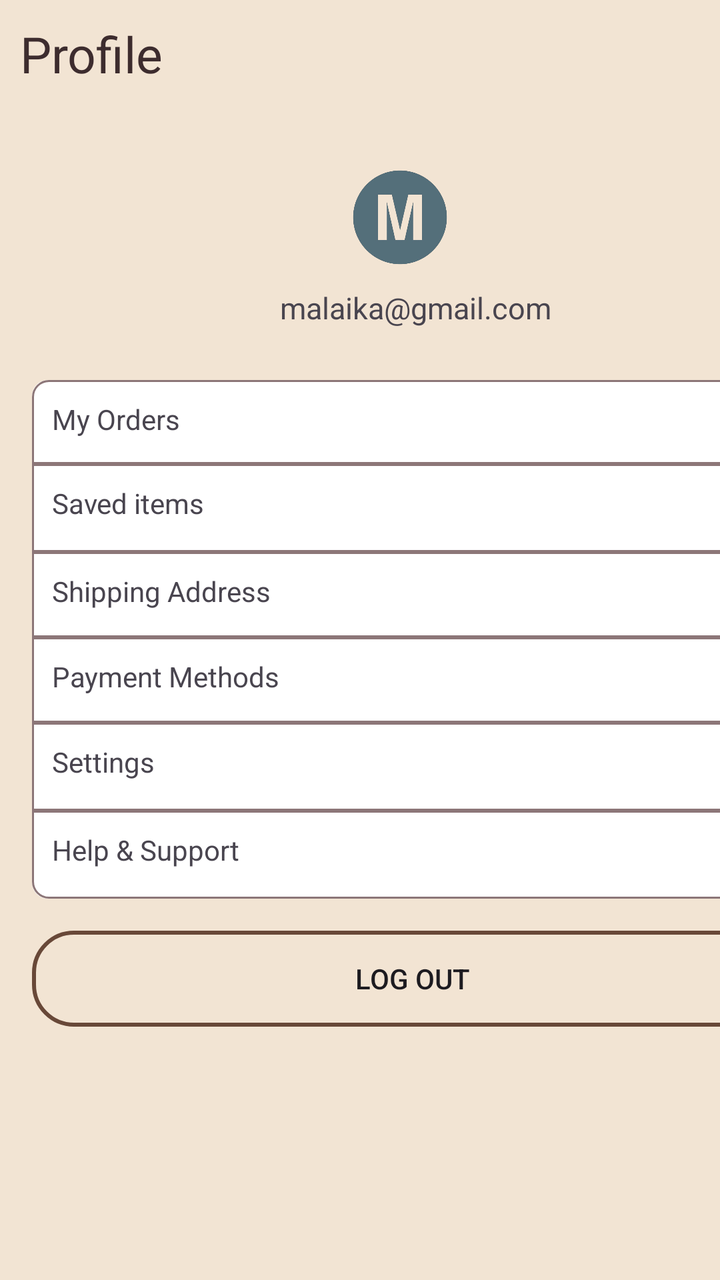
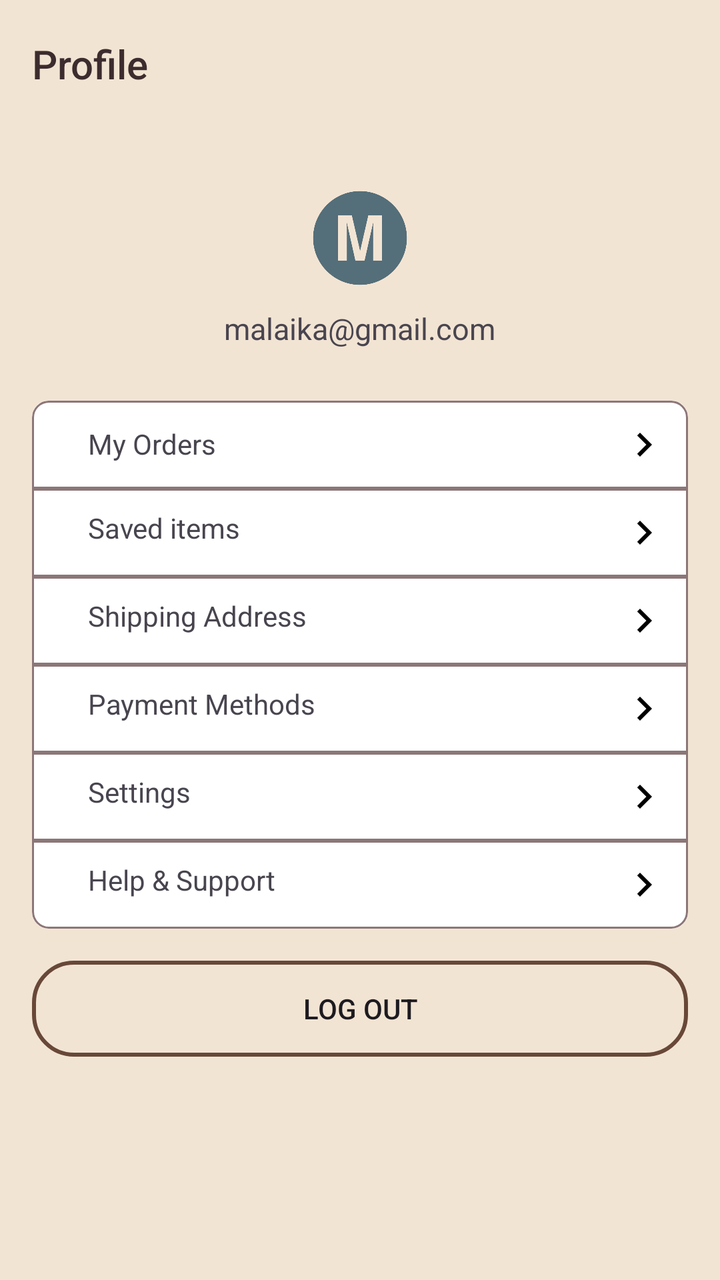

Two renders of the same Android screen: before a commit and after it. Below are the layout's source before the change and the commit's diff.
<!-- AndroidManifest.xml: application theme Theme.Loam -->
<!-- res/layout/fragment_profile.xml -->
<?xml version="1.0" encoding="utf-8"?>
<LinearLayout xmlns:android="http://schemas.android.com/apk/res/android"
    xmlns:app="http://schemas.android.com/apk/res-auto"
    xmlns:tools="http://schemas.android.com/tools"
    android:layout_width="match_parent"
    android:layout_height="786dp"
    android:orientation="vertical"
    android:background="#F2E4D3"
    tools:context=".ProfileFragment">
    <TextView
        android:layout_width="wrap_content"
        android:layout_height="wrap_content"
        android:text="Profile"
        android:textSize="25sp"
        android:padding="10dp"
        android:textColor="#3D2C2E"
        />
    <ImageView
        android:id="@+id/imageView11"
        android:layout_width="100dp"
        android:layout_height="50dp"
        android:src="@drawable/icon"
        android:layout_marginTop="30dp"
        android:layout_marginStart="150dp"/>
    <TextView
        android:layout_width="wrap_content"
        android:layout_height="wrap_content"
        android:text="malaika@gmail.com"
        android:textSize="15sp"
        android:padding="10dp"
        android:layout_marginStart="130dp"
        />


    <LinearLayout
        android:id="@+id/lay_ou1"
    android:layout_width="380dp"
    android:layout_margin="16dp"
        android:layout_marginTop="20dp"
    android:layout_height="wrap_content"
    android:orientation="vertical"
    android:background="@drawable/bg">
    <LinearLayout
        android:layout_width="380dp"
        android:layout_height="wrap_content"
        android:layout_marginEnd="16dp"
        android:layout_marginTop="0dp"
        android:background="@drawable/bg_3"
        android:orientation="horizontal">

        <androidx.constraintlayout.widget.ConstraintLayout
            android:layout_width="wrap_content"
            android:layout_height="wrap_content">

            <TextView
                android:id="@+id/textView1"
                android:layout_width="380dp"
                android:layout_height="40dp"
                android:layout_marginStart="18dp"
                android:padding="10dp"
                android:text="My Orders"
                app:layout_constraintBottom_toBottomOf="parent"
                app:layout_constraintEnd_toEndOf="parent"
                app:layout_constraintHorizontal_bias="1.0"
                app:layout_constraintStart_toStartOf="parent"
                app:layout_constraintTop_toTopOf="parent"
                app:layout_constraintVertical_bias="0.0" />

            <ImageView
                android:id="@+id/imageView8"
                android:layout_width="wrap_content"
                android:layout_height="wrap_content"
                android:padding="10dp"
                android:src="@drawable/baseline_chevron_right_24"
                app:layout_constraintBottom_toBottomOf="@+id/textView1"
                app:layout_constraintEnd_toEndOf="parent"
                app:layout_constraintHorizontal_bias="1.0"
                app:layout_constraintStart_toStartOf="@+id/textView1"
                app:layout_constraintTop_toTopOf="@+id/textView1"
                app:layout_constraintVertical_bias="0.434" />
        </androidx.constraintlayout.widget.ConstraintLayout>
    </LinearLayout>
    <LinearLayout
        android:layout_width="380dp"
        android:layout_height="wrap_content"
        android:orientation="horizontal"
        android:background="@drawable/bg_4"

        android:layout_marginEnd="16dp">
        <androidx.constraintlayout.widget.ConstraintLayout
            android:layout_width="wrap_content"
            android:layout_height="wrap_content">

            <TextView
                android:id="@+id/textView2"
                android:layout_width="380dp"
                android:layout_height="40dp"
                android:layout_marginStart="18dp"
                android:padding="10dp"
                android:text="Saved items"
                app:layout_constraintBottom_toBottomOf="parent"
                app:layout_constraintEnd_toEndOf="parent"
                app:layout_constraintHorizontal_bias="1.0"
                app:layout_constraintStart_toStartOf="parent"
                app:layout_constraintTop_toTopOf="parent"
                app:layout_constraintVertical_bias="0.0" />

            <ImageView
                android:id="@+id/imageView2"
                android:layout_width="wrap_content"
                android:layout_height="wrap_content"
                android:padding="10dp"
                android:src="@drawable/baseline_chevron_right_24"
                app:layout_constraintBottom_toBottomOf="@+id/textView2"
                app:layout_constraintEnd_toEndOf="@+id/textView2"
                app:layout_constraintHorizontal_bias="1.0"
                app:layout_constraintStart_toStartOf="parent"
                app:layout_constraintTop_toTopOf="parent"
                app:layout_constraintVertical_bias="0.0" />

        </androidx.constraintlayout.widget.ConstraintLayout>


    </LinearLayout>
    <LinearLayout
        android:layout_width="380dp"
        android:layout_height="wrap_content"
        android:orientation="horizontal"
        android:background="@drawable/bg_4"
        android:layout_marginEnd="16dp">
        <androidx.constraintlayout.widget.ConstraintLayout
            android:layout_width="wrap_content"
            android:layout_height="wrap_content">

            <TextView
                android:id="@+id/textView3"
                android:layout_width="380dp"
                android:layout_height="40dp"
                android:layout_marginStart="18dp"
                android:padding="10dp"
                android:text="Shipping Address"
                app:layout_constraintBottom_toBottomOf="parent"
                app:layout_constraintEnd_toEndOf="parent"
                app:layout_constraintHorizontal_bias="1.0"
                app:layout_constraintStart_toStartOf="parent"
                app:layout_constraintTop_toTopOf="parent"
                app:layout_constraintVertical_bias="0.0" />

            <ImageView
                android:id="@+id/imageView3"
                android:layout_width="wrap_content"
                android:layout_height="wrap_content"
                android:padding="10dp"
                android:src="@drawable/baseline_chevron_right_24"
                app:layout_constraintBottom_toBottomOf="@+id/textView3"
                app:layout_constraintEnd_toEndOf="parent"
                app:layout_constraintHorizontal_bias="1.0"
                app:layout_constraintStart_toEndOf="@+id/textView3"
                app:layout_constraintTop_toTopOf="parent"
                app:layout_constraintVertical_bias="0.23" />
        </androidx.constraintlayout.widget.ConstraintLayout>
    </LinearLayout>
    <LinearLayout
        android:layout_width="380dp"
        android:layout_height="wrap_content"
        android:orientation="horizontal"
        android:background="@drawable/bg_4"
        android:layout_marginEnd="16dp">
        <androidx.constraintlayout.widget.ConstraintLayout
            android:layout_width="wrap_content"
            android:layout_height="wrap_content">

            <TextView
                android:id="@+id/textView4"
                android:layout_width="380dp"
                android:layout_height="40dp"
                android:layout_marginStart="18dp"
                android:padding="10dp"
                android:text="Payment Methods"
                app:layout_constraintBottom_toBottomOf="parent"
                app:layout_constraintEnd_toEndOf="parent"
                app:layout_constraintHorizontal_bias="1.0"
                app:layout_constraintStart_toStartOf="parent"
                app:layout_constraintTop_toTopOf="parent"
                app:layout_constraintVertical_bias="0.0" />

            <ImageView
                android:id="@+id/imageView4"
                android:layout_width="wrap_content"
                android:layout_height="wrap_content"
                android:padding="10dp"
                android:src="@drawable/baseline_chevron_right_24"
                app:layout_constraintBottom_toBottomOf="@+id/textView4"
                app:layout_constraintEnd_toEndOf="parent"
                app:layout_constraintHorizontal_bias="1.0"
                app:layout_constraintStart_toEndOf="@+id/textView4"
                app:layout_constraintTop_toTopOf="parent"
                app:layout_constraintVertical_bias="0.23" />
        </androidx.constraintlayout.widget.ConstraintLayout>
    </LinearLayout>
    <LinearLayout
        android:layout_width="380dp"
        android:layout_height="wrap_content"
        android:orientation="horizontal"
        android:background="@drawable/bg_4"
        android:layout_marginEnd="16dp">
        <androidx.constraintlayout.widget.ConstraintLayout
            android:layout_width="wrap_content"
            android:layout_height="wrap_content">

            <TextView
                android:id="@+id/textView5"
                android:layout_width="380dp"
                android:layout_height="40dp"
                android:layout_marginStart="18dp"
                android:padding="10dp"
                android:text="Settings"
                app:layout_constraintBottom_toBottomOf="parent"
                app:layout_constraintEnd_toEndOf="parent"
                app:layout_constraintHorizontal_bias="1.0"
                app:layout_constraintStart_toStartOf="parent"
                app:layout_constraintTop_toTopOf="parent"
                app:layout_constraintVertical_bias="0.0" />

            <ImageView
                android:id="@+id/imageView5"
                android:layout_width="wrap_content"
                android:layout_height="wrap_content"
                android:padding="10dp"
                android:src="@drawable/baseline_chevron_right_24"
                app:layout_constraintBottom_toBottomOf="@+id/textView5"
                app:layout_constraintEnd_toEndOf="parent"
                app:layout_constraintHorizontal_bias="1.0"
                app:layout_constraintStart_toEndOf="@+id/textView5"
                app:layout_constraintTop_toTopOf="parent"
                app:layout_constraintVertical_bias="0.0" />
        </androidx.constraintlayout.widget.ConstraintLayout>
    </LinearLayout>
    <LinearLayout
        android:layout_width="380dp"
        android:layout_height="wrap_content"
        android:orientation="horizontal"
        android:background="@drawable/bg_5"
        android:layout_marginEnd="16dp">
        <androidx.constraintlayout.widget.ConstraintLayout
            android:layout_width="wrap_content"
            android:layout_height="wrap_content">

            <TextView
                android:id="@+id/textView6"
                android:layout_width="380dp"
                android:layout_height="40dp"
                android:layout_marginStart="18dp"
                android:padding="10dp"
                android:text="Help &amp; Support"
                app:layout_constraintBottom_toBottomOf="parent"
                app:layout_constraintEnd_toEndOf="parent"
                app:layout_constraintHorizontal_bias="1.0"
                app:layout_constraintStart_toStartOf="parent"
                app:layout_constraintTop_toTopOf="parent"
                app:layout_constraintVertical_bias="0.0" />

            <ImageView
                android:id="@+id/imageView6"
                android:layout_width="wrap_content"
                android:layout_height="wrap_content"
                android:padding="10dp"
                android:src="@drawable/baseline_chevron_right_24"
                app:layout_constraintBottom_toBottomOf="@+id/textView6"
                app:layout_constraintEnd_toEndOf="parent"
                app:layout_constraintHorizontal_bias="1.0"
                app:layout_constraintStart_toEndOf="@+id/textView6"
                app:layout_constraintTop_toTopOf="parent"
                app:layout_constraintVertical_bias="0.0" />
        </androidx.constraintlayout.widget.ConstraintLayout>
    </LinearLayout>


</LinearLayout>

    <androidx.appcompat.widget.AppCompatButton
        android:layout_width="380dp"
        android:layout_height="wrap_content"
        android:text="Log out"
        android:layout_marginStart="16dp"

        android:background="@drawable/btn_2"/>


</LinearLayout>
<!-- resources referenced by this layout -->
<resources>
  <!-- drawable baseline_chevron_right_24 (drawable) -->
  <vector xmlns:android="http://schemas.android.com/apk/res/android" android:height="24dp" android:tint="#000000" android:viewportHeight="24" android:viewportWidth="24" android:width="24dp">
        
      <path android:fillColor="@android:color/white" android:pathData="M10,6L8.59,7.41 13.17,12l-4.58,4.59L10,18l6,-6z"/>
      
  </vector>
  <!-- drawable bg (drawable) -->
  <?xml version="1.0" encoding="utf-8"?>
  <shape xmlns:android="http://schemas.android.com/apk/res/android">
  
      <corners
          android:radius="8dp"/>
      <solid
          android:color="#ffff"/>
  
  </shape>
  <!-- drawable bg_3 (drawable) -->
  <?xml version="1.0" encoding="utf-8"?>
  <shape xmlns:android="http://schemas.android.com/apk/res/android">
  <stroke
      android:width="1dp"
      android:color="#8C7678"/>
      <corners
          android:topLeftRadius="8dp"
          android:topRightRadius="8dp"/>
  </shape>
  <!-- drawable bg_4 (drawable) -->
  <?xml version="1.0" encoding="utf-8"?>
  <shape xmlns:android="http://schemas.android.com/apk/res/android">
  <stroke
      android:width="1dp"
      android:color="#8C7678"
      />
  </shape>
  <!-- drawable bg_5 (drawable) -->
  <?xml version="1.0" encoding="utf-8"?>
  <shape xmlns:android="http://schemas.android.com/apk/res/android">
  
      <stroke
          android:width="1dp"
          android:color="#8C7678"
          />
      <corners
          android:bottomLeftRadius="8dp"
          android:bottomRightRadius="8dp"/>
  </shape>
  <!-- drawable btn_2 (drawable) -->
  <?xml version="1.0" encoding="utf-8"?>
  <shape xmlns:android="http://schemas.android.com/apk/res/android">
  
      <corners
          android:radius="20dp"/>
      <stroke
          android:color="#684838"
          android:width="2dp"/>
  </shape>
  <!-- drawable icon: png bitmap (drawable, 55919 bytes) -->
  <style name="Theme.Loam" parent="Base.Theme.Loam" />
  <style name="Base.Theme.Loam" parent="Theme.Material3.DayNight.NoActionBar">
          
          
      </style>
</resources>

<!-- the commit's change to res/layout/fragment_profile.xml (unified diff, before → after) -->
@@ -1,70 +1,77 @@
 <?xml version="1.0" encoding="utf-8"?>
-<LinearLayout xmlns:android="http://schemas.android.com/apk/res/android"
+<androidx.core.widget.NestedScrollView xmlns:android="http://schemas.android.com/apk/res/android"
     xmlns:app="http://schemas.android.com/apk/res-auto"
     xmlns:tools="http://schemas.android.com/tools"
     android:layout_width="match_parent"
-    android:layout_height="786dp"
+    android:layout_height="match_parent"
     android:orientation="vertical"
     android:background="#F2E4D3"
     tools:context=".ProfileFragment">
-    <TextView
-        android:layout_width="wrap_content"
-        android:layout_height="wrap_content"
-        android:text="Profile"
-        android:textSize="25sp"
-        android:padding="10dp"
-        android:textColor="#3D2C2E"
-        />
+    <LinearLayout
+        android:layout_width="match_parent"
+        android:layout_height="wrap_content"
+        android:orientation="vertical">
+
+    <Toolbar
+        android:id="@+id/toolbar"
+        android:layout_width="match_parent"
+        android:layout_height="?attr/actionBarSize"
+        android:title="Profile"
+        android:titleTextColor="#3D2C2E"
+        app:layout_constraintEnd_toEndOf="parent"
+        app:layout_constraintStart_toStartOf="parent"
+        app:layout_constraintTop_toTopOf="parent" />
+
     <ImageView
         android:id="@+id/imageView11"
         android:layout_width="100dp"
         android:layout_height="50dp"
         android:src="@drawable/icon"
         android:layout_marginTop="30dp"
-        android:layout_marginStart="150dp"/>
+        android:layout_gravity="center_horizontal"/>
     <TextView
         android:layout_width="wrap_content"
         android:layout_height="wrap_content"
         android:text="malaika@gmail.com"
         android:textSize="15sp"
         android:padding="10dp"
-        android:layout_marginStart="130dp"
+        android:layout_gravity="center_horizontal"
         />
 
 
     <LinearLayout
         android:id="@+id/lay_ou1"
-    android:layout_width="380dp"
+    android:layout_width="match_parent"
     android:layout_margin="16dp"
         android:layout_marginTop="20dp"
     android:layout_height="wrap_content"
     android:orientation="vertical"
-    android:background="@drawable/bg">
-    <LinearLayout
-        android:layout_width="380dp"
-        android:layout_height="wrap_content"
-        android:layout_marginEnd="16dp"
+    android:background="@drawable/bg"
+        android:clipToOutline="true"
+        android:outlineProvider="background">
+    <LinearLayout
+        android:layout_width="match_parent"
+        android:layout_height="wrap_content"
+
         android:layout_marginTop="0dp"
         android:background="@drawable/bg_3"
         android:orientation="horizontal">
 
         <androidx.constraintlayout.widget.ConstraintLayout
-            android:layout_width="wrap_content"
+            android:layout_width="match_parent"
             android:layout_height="wrap_content">
 
             <TextView
                 android:id="@+id/textView1"
-                android:layout_width="380dp"
+                android:layout_width="0dp"
                 android:layout_height="40dp"
                 android:layout_marginStart="18dp"
                 android:padding="10dp"
                 android:text="My Orders"
                 app:layout_constraintBottom_toBottomOf="parent"
-                app:layout_constraintEnd_toEndOf="parent"
-                app:layout_constraintHorizontal_bias="1.0"
-                app:layout_constraintStart_toStartOf="parent"
-                app:layout_constraintTop_toTopOf="parent"
-                app:layout_constraintVertical_bias="0.0" />
+                app:layout_constraintEnd_toEndOf="@id/imageView8"
+                app:layout_constraintStart_toStartOf="parent"
+                app:layout_constraintTop_toTopOf="parent" />
 
             <ImageView
                 android:id="@+id/imageView8"
@@ -72,34 +79,36 @@
                 android:layout_height="wrap_content"
                 android:padding="10dp"
                 android:src="@drawable/baseline_chevron_right_24"
-                app:layout_constraintBottom_toBottomOf="@+id/textView1"
-                app:layout_constraintEnd_toEndOf="parent"
-                app:layout_constraintHorizontal_bias="1.0"
-                app:layout_constraintStart_toStartOf="@+id/textView1"
-                app:layout_constraintTop_toTopOf="@+id/textView1"
-                app:layout_constraintVertical_bias="0.434" />
-        </androidx.constraintlayout.widget.ConstraintLayout>
-    </LinearLayout>
-    <LinearLayout
-        android:layout_width="380dp"
-        android:layout_height="wrap_content"
-        android:orientation="horizontal"
-        android:background="@drawable/bg_4"
-
-        android:layout_marginEnd="16dp">
-        <androidx.constraintlayout.widget.ConstraintLayout
-            android:layout_width="wrap_content"
+                app:layout_constraintBottom_toBottomOf="parent"
+                app:layout_constraintEnd_toEndOf="parent"
+                app:layout_constraintTop_toTopOf="parent"/>
+
+        </androidx.constraintlayout.widget.ConstraintLayout>
+
+
+
+
+    </LinearLayout>
+    <LinearLayout
+        android:layout_width="match_parent"
+        android:layout_height="wrap_content"
+        android:orientation="horizontal"
+        android:background="@drawable/bg_4"
+
+        >
+        <androidx.constraintlayout.widget.ConstraintLayout
+            android:layout_width="match_parent"
             android:layout_height="wrap_content">
 
             <TextView
                 android:id="@+id/textView2"
-                android:layout_width="380dp"
+                android:layout_width="0dp"
                 android:layout_height="40dp"
                 android:layout_marginStart="18dp"
                 android:padding="10dp"
                 android:text="Saved items"
                 app:layout_constraintBottom_toBottomOf="parent"
-                app:layout_constraintEnd_toEndOf="parent"
+                app:layout_constraintEnd_toEndOf="@id/imageView2"
                 app:layout_constraintHorizontal_bias="1.0"
                 app:layout_constraintStart_toStartOf="parent"
                 app:layout_constraintTop_toTopOf="parent"
@@ -111,36 +120,33 @@
                 android:layout_height="wrap_content"
                 android:padding="10dp"
                 android:src="@drawable/baseline_chevron_right_24"
-                app:layout_constraintBottom_toBottomOf="@+id/textView2"
-                app:layout_constraintEnd_toEndOf="@+id/textView2"
-                app:layout_constraintHorizontal_bias="1.0"
-                app:layout_constraintStart_toStartOf="parent"
-                app:layout_constraintTop_toTopOf="parent"
-                app:layout_constraintVertical_bias="0.0" />
-
-        </androidx.constraintlayout.widget.ConstraintLayout>
-
-
-    </LinearLayout>
-    <LinearLayout
-        android:layout_width="380dp"
-        android:layout_height="wrap_content"
-        android:orientation="horizontal"
-        android:background="@drawable/bg_4"
-        android:layout_marginEnd="16dp">
-        <androidx.constraintlayout.widget.ConstraintLayout
-            android:layout_width="wrap_content"
+                app:layout_constraintBottom_toBottomOf="parent"
+                app:layout_constraintEnd_toEndOf="parent"
+                app:layout_constraintTop_toTopOf="parent" />
+
+        </androidx.constraintlayout.widget.ConstraintLayout>
+
+
+    </LinearLayout>
+    <LinearLayout
+        android:layout_width="match_parent"
+        android:layout_height="wrap_content"
+        android:orientation="horizontal"
+        android:background="@drawable/bg_4"
+        >
+        <androidx.constraintlayout.widget.ConstraintLayout
+            android:layout_width="match_parent"
             android:layout_height="wrap_content">
 
             <TextView
                 android:id="@+id/textView3"
-                android:layout_width="380dp"
+                android:layout_width="0dp"
                 android:layout_height="40dp"
                 android:layout_marginStart="18dp"
                 android:padding="10dp"
                 android:text="Shipping Address"
                 app:layout_constraintBottom_toBottomOf="parent"
-                app:layout_constraintEnd_toEndOf="parent"
+                app:layout_constraintEnd_toEndOf="@id/imageView3"
                 app:layout_constraintHorizontal_bias="1.0"
                 app:layout_constraintStart_toStartOf="parent"
                 app:layout_constraintTop_toTopOf="parent"
@@ -152,33 +158,30 @@
                 android:layout_height="wrap_content"
                 android:padding="10dp"
                 android:src="@drawable/baseline_chevron_right_24"
-                app:layout_constraintBottom_toBottomOf="@+id/textView3"
-                app:layout_constraintEnd_toEndOf="parent"
-                app:layout_constraintHorizontal_bias="1.0"
-                app:layout_constraintStart_toEndOf="@+id/textView3"
-                app:layout_constraintTop_toTopOf="parent"
-                app:layout_constraintVertical_bias="0.23" />
-        </androidx.constraintlayout.widget.ConstraintLayout>
-    </LinearLayout>
-    <LinearLayout
-        android:layout_width="380dp"
-        android:layout_height="wrap_content"
-        android:orientation="horizontal"
-        android:background="@drawable/bg_4"
-        android:layout_marginEnd="16dp">
-        <androidx.constraintlayout.widget.ConstraintLayout
-            android:layout_width="wrap_content"
+                app:layout_constraintBottom_toBottomOf="parent"
+                app:layout_constraintEnd_toEndOf="parent"
+                app:layout_constraintTop_toTopOf="parent" />
+        </androidx.constraintlayout.widget.ConstraintLayout>
+    </LinearLayout>
+    <LinearLayout
+        android:layout_width="match_parent"
+        android:layout_height="wrap_content"
+        android:orientation="horizontal"
+        android:background="@drawable/bg_4"
+        >
+        <androidx.constraintlayout.widget.ConstraintLayout
+            android:layout_width="match_parent"
             android:layout_height="wrap_content">
 
             <TextView
                 android:id="@+id/textView4"
-                android:layout_width="380dp"
+                android:layout_width="0dp"
                 android:layout_height="40dp"
                 android:layout_marginStart="18dp"
                 android:padding="10dp"
                 android:text="Payment Methods"
                 app:layout_constraintBottom_toBottomOf="parent"
-                app:layout_constraintEnd_toEndOf="parent"
+                app:layout_constraintEnd_toEndOf="@id/imageView4"
                 app:layout_constraintHorizontal_bias="1.0"
                 app:layout_constraintStart_toStartOf="parent"
                 app:layout_constraintTop_toTopOf="parent"
@@ -190,33 +193,30 @@
                 android:layout_height="wrap_content"
                 android:padding="10dp"
                 android:src="@drawable/baseline_chevron_right_24"
-                app:layout_constraintBottom_toBottomOf="@+id/textView4"
-                app:layout_constraintEnd_toEndOf="parent"
-                app:layout_constraintHorizontal_bias="1.0"
-                app:layout_constraintStart_toEndOf="@+id/textView4"
-                app:layout_constraintTop_toTopOf="parent"
-                app:layout_constraintVertical_bias="0.23" />
-        </androidx.constraintlayout.widget.ConstraintLayout>
-    </LinearLayout>
-    <LinearLayout
-        android:layout_width="380dp"
-        android:layout_height="wrap_content"
-        android:orientation="horizontal"
-        android:background="@drawable/bg_4"
-        android:layout_marginEnd="16dp">
-        <androidx.constraintlayout.widget.ConstraintLayout
-            android:layout_width="wrap_content"
+                app:layout_constraintBottom_toBottomOf="parent"
+                app:layout_constraintEnd_toEndOf="parent"
+                app:layout_constraintTop_toTopOf="parent"/>
+        </androidx.constraintlayout.widget.ConstraintLayout>
+    </LinearLayout>
+    <LinearLayout
+        android:layout_width="match_parent"
+        android:layout_height="wrap_content"
+        android:orientation="horizontal"
+        android:background="@drawable/bg_4"
+        >
+        <androidx.constraintlayout.widget.ConstraintLayout
+            android:layout_width="match_parent"
             android:layout_height="wrap_content">
 
             <TextView
                 android:id="@+id/textView5"
-                android:layout_width="380dp"
+                android:layout_width="0dp"
                 android:layout_height="40dp"
                 android:layout_marginStart="18dp"
                 android:padding="10dp"
                 android:text="Settings"
                 app:layout_constraintBottom_toBottomOf="parent"
-                app:layout_constraintEnd_toEndOf="parent"
+                app:layout_constraintEnd_toEndOf="@id/imageView5"
                 app:layout_constraintHorizontal_bias="1.0"
                 app:layout_constraintStart_toStartOf="parent"
                 app:layout_constraintTop_toTopOf="parent"
@@ -228,33 +228,30 @@
                 android:layout_height="wrap_content"
                 android:padding="10dp"
                 android:src="@drawable/baseline_chevron_right_24"
-                app:layout_constraintBottom_toBottomOf="@+id/textView5"
-                app:layout_constraintEnd_toEndOf="parent"
-                app:layout_constraintHorizontal_bias="1.0"
-                app:layout_constraintStart_toEndOf="@+id/textView5"
-                app:layout_constraintTop_toTopOf="parent"
-                app:layout_constraintVertical_bias="0.0" />
-        </androidx.constraintlayout.widget.ConstraintLayout>
-    </LinearLayout>
-    <LinearLayout
-        android:layout_width="380dp"
+                app:layout_constraintBottom_toBottomOf="parent"
+                app:layout_constraintEnd_toEndOf="parent"
+                app:layout_constraintTop_toTopOf="parent" />
+        </androidx.constraintlayout.widget.ConstraintLayout>
+    </LinearLayout>
+    <LinearLayout
+        android:layout_width="match_parent"
         android:layout_height="wrap_content"
         android:orientation="horizontal"
         android:background="@drawable/bg_5"
-        android:layout_marginEnd="16dp">
-        <androidx.constraintlayout.widget.ConstraintLayout
-            android:layout_width="wrap_content"
+        >
+        <androidx.constraintlayout.widget.ConstraintLayout
+            android:layout_width="match_parent"
             android:layout_height="wrap_content">
 
             <TextView
                 android:id="@+id/textView6"
-                android:layout_width="380dp"
+                android:layout_width="0dp"
                 android:layout_height="40dp"
                 android:layout_marginStart="18dp"
                 android:padding="10dp"
                 android:text="Help &amp; Support"
                 app:layout_constraintBottom_toBottomOf="parent"
-                app:layout_constraintEnd_toEndOf="parent"
+                app:layout_constraintEnd_toEndOf="@id/imageView6"
                 app:layout_constraintHorizontal_bias="1.0"
                 app:layout_constraintStart_toStartOf="parent"
                 app:layout_constraintTop_toTopOf="parent"
@@ -266,25 +263,23 @@
                 android:layout_height="wrap_content"
                 android:padding="10dp"
                 android:src="@drawable/baseline_chevron_right_24"
-                app:layout_constraintBottom_toBottomOf="@+id/textView6"
-                app:layout_constraintEnd_toEndOf="parent"
-                app:layout_constraintHorizontal_bias="1.0"
-                app:layout_constraintStart_toEndOf="@+id/textView6"
-                app:layout_constraintTop_toTopOf="parent"
-                app:layout_constraintVertical_bias="0.0" />
-        </androidx.constraintlayout.widget.ConstraintLayout>
-    </LinearLayout>
-
+                app:layout_constraintBottom_toBottomOf="parent"
+                app:layout_constraintEnd_toEndOf="parent"
+                app:layout_constraintTop_toTopOf="parent"
+                />
+        </androidx.constraintlayout.widget.ConstraintLayout>
+    </LinearLayout>
+    </LinearLayout>
+        <androidx.appcompat.widget.AppCompatButton
+            android:layout_width="match_parent"
+            android:layout_height="wrap_content"
+            android:text="Log out"
+            android:layout_marginHorizontal="16dp"
+
+            android:background="@drawable/btn_2"/>
 
 </LinearLayout>
 
-    <androidx.appcompat.widget.AppCompatButton
-        android:layout_width="380dp"
-        android:layout_height="wrap_content"
-        android:text="Log out"
-        android:layout_marginStart="16dp"
-
-        android:background="@drawable/btn_2"/>
-
-
-</LinearLayout>
+
+
+    </androidx.core.widget.NestedScrollView>
